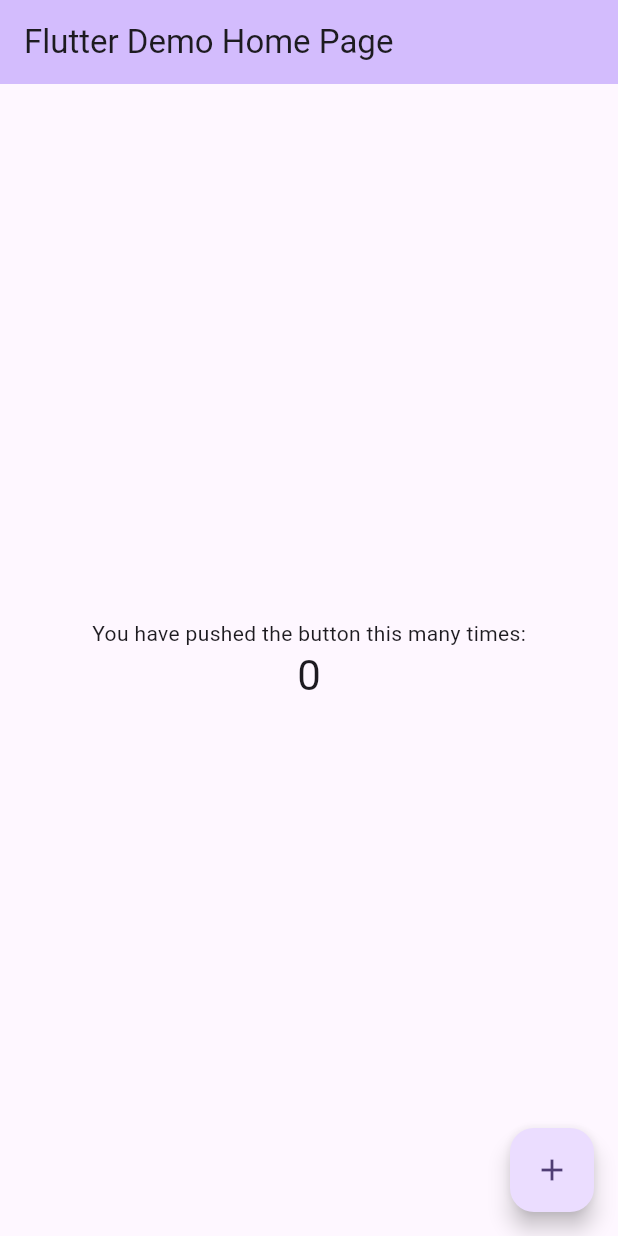
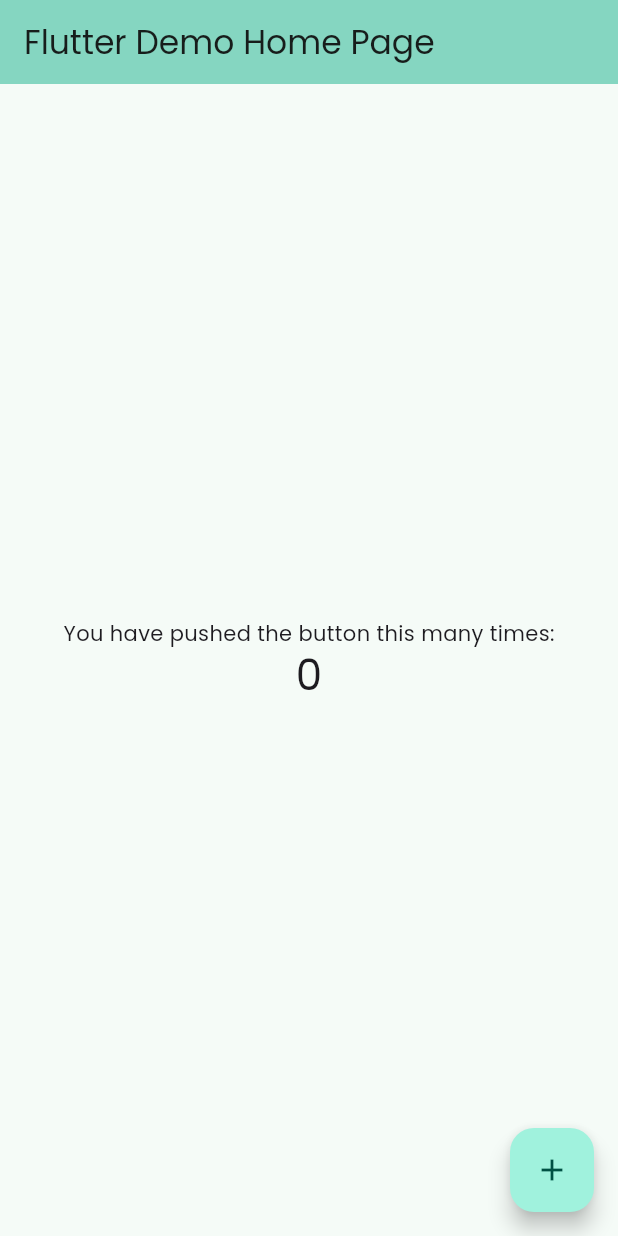
Before and after one commit to NaimurNoyon/ecom_ui, a Flutter app: the screen it shows after launch, on a phone screen of 412 x 824 dp. Run offline on Flutter 3.47's test engine with Material 3 defaults, Android fonts, the phone set to English and light mode, and no system bars; our stand-ins replace google_fonts.

Commit message:
init commit

```diff
--- a/lib/main.dart
+++ b/lib/main.dart
@@ -1,4 +1,6 @@
+import 'package:ecom_ui/utils/colors.dart';
 import 'package:flutter/material.dart';
+import 'package:google_fonts/google_fonts.dart';
 
 void main() {
   runApp(const MyApp());
@@ -11,24 +13,10 @@ class MyApp extends StatelessWidget {
   @override
   Widget build(BuildContext context) {
     return MaterialApp(
-      title: 'Flutter Demo',
+      title: 'Ecommerce UI',
       theme: ThemeData(
-        // This is the theme of your application.
-        //
-        // TRY THIS: Try running your application with "flutter run". You'll see
-        // the application has a purple toolbar. Then, without quitting the app,
-        // try changing the seedColor in the colorScheme below to Colors.green
-        // and then invoke "hot reload" (save your changes or press the "hot
-        // reload" button in a Flutter-supported IDE, or press "r" if you used
-        // the command line to start the app).
-        //
-        // Notice that the counter didn't reset back to zero; the application
-        // state is not lost during the reload. To reset the state, use hot
-        // restart instead.
-        //
-        // This works for code too, not just values: Most code changes can be
-        // tested with just a hot reload.
-        colorScheme: ColorScheme.fromSeed(seedColor: Colors.deepPurple),
+        textTheme: GoogleFonts.poppinsTextTheme(Theme.of(context).textTheme),
+        colorScheme: ColorScheme.fromSeed(seedColor: AppColor.colorPrimary),
         useMaterial3: true,
       ),
       home: const MyHomePage(title: 'Flutter Demo Home Page'),
--- /dev/null
+++ b/lib/utils/colors.dart
@@ -0,0 +1,103 @@
+import 'package:flutter/material.dart';
+
+class AppColor{
+
+  //  ----Primary App Colors ----  //
+  static const colorPrimary = Color(0xff1D937E);
+
+  static const colorPrimaryShade50 = Color(0xffEFF7FF);
+  static const colorPrimaryShade100 = Color(0xffDAEDFF);
+  static const colorPrimaryShade200 = Color(0xffBEE0FF);
+  static const colorPrimaryShade300 = Color(0xff91CDFF);
+
+  static const colorPrimaryShade500 = Color(0xff3790FA);
+  static const colorPrimaryShade600 = Color(0xff2170EF);
+  static const colorPrimaryShade700 = Color(0xff195BDC);
+  static const colorPrimaryShade900 = Color(0xff1C418C);
+
+  //  ----Secondary App Colors ----  //
+  static const colorSecondary = Color(0xffFF7395);
+
+  static const colorSecondaryShade50 = Color(0xffFFF1F3);
+  static const colorSecondaryShade100 = Color(0xffFFE3E8);
+  static const colorSecondaryShade200 = Color(0xffFFCCD7);
+  static const colorSecondaryShade300 = Color(0xffFFA1B6);
+
+  static const colorSecondaryShade500 = Color(0xffF93A6E);
+  static const colorSecondaryShade600 = Color(0xffE71759);
+  static const colorSecondaryShade700 = Color(0xffC30D4B);
+  static const colorSecondaryShade900 = Color(0xff8B1042);
+
+  //  ---- Text Colors ----  //
+  static const colorBlackHighEmp = Color(0xff303C58);
+  static const colorBlackMidEmp = Color(0xff45526E);
+  static const colorBlackLowEmp = Color(0xff707D9B);
+
+  static const colorWhiteHighEmp = Color(0xffFFFFFF);
+  static const colorWhiteMidEmp = Color(0xffF5F5F5);
+  static const colorWhiteLowEmp = Color(0xffEEEEEE);
+
+  static const colorOtherText = Color(0xff969696);
+
+
+  //  ---- Natural Colors ----  //
+  static const colorBlack = Color(0xff181A20);
+
+  static const colorBlackShade50 = Color(0xffFAFAFA);
+  static const colorBlackShade100 = Color(0xffF5F5F5);
+  static const colorBlackShade200 = Color(0xffEEEEEE);
+  static const colorBlackShade300 = Color(0xffE0E0E0);
+  static const colorBlackShade400 = Color(0xffBDBDBD);
+  static const colorBlackShade500 = Color(0xff9E9E9E);
+  static const colorBlackShade600 = Color(0xff757575);
+  static const colorBlackShade700 = Color(0xff616161);
+  static const colorBlackShade800 = Color(0xff424242);
+  static const colorBlackShade900 = Color(0xff181A20);
+
+  //  ----Status Colors ----  //
+  static const colorSuccess = Color(0xff2CC672);
+  static const colorError = Color(0xffFF6B6B);
+  static const colorWarning = Color(0xffFF9F43);
+  static const colorInfo = Color(0xff54A0FF);
+  static const colorAlert = Color(0xffFECA57);
+
+  //  ----Others Colors ----  //
+  static const colorOther1 = Color(0xffFF8155);
+  static const colorOther2 = Color(0xff927AFF);
+  static const colorOther3 = Color(0xff7FC767);
+  static const colorOther4 = Color(0xffFDBF77);
+  static const colorOther5 = Color(0xffECF9E0);
+  static const colorOther6 = Color(0xffF6F4FF);
+  static const colorOther7 = Color(0xffFFECE7);
+  static const colorOther8 = Color(0xffE8E8E8);
+
+  static const colorOther9 = Color(0xffEEEEEE);
+
+  static const colorOtherCard = Color(0xffFFE3E3);
+  static const colorOtherCard2 = Color(0xffEFF7FF);
+  static const colorOtherCard3 = Color(0xffFFF4F1);
+  static const colorBottomSheetCard = Color(0xffFFF4F1);
+
+  // ----Drawing Board Others Colors ---- //
+  static const colorDrawingBoard4 = Color(0xffEA9240);
+
+  //  ---- Gradient Colors ----  //
+  //  ---- Logo Text Gradient Colors ----  //
+  static const colorLogoText1 = Color(0xff52ABFD);
+  static const colorLogoText2 = Color(0xff6699FE);
+
+  //  ---- Button Gradient Colors ----  //
+  static const colorButtonG1 = Color(0xff52ABFD);
+  static const colorButtonG2 = Color(0xff6699FE);
+
+  //  ---- On Boarding Gradient Colors ----  //
+  static const colorOnBoarding1 = Color(0xff4FAAFD);
+  static const colorOnBoarding2 = Color(0xff9DD0FF);
+
+  //  ---- On Boarding Text Colors ----  //
+  static const colorOnBoardingText1 = Color(0xffFF7395);
+  static const colorOnBoardingText2 = Color(0xff8BC986);
+  static const colorOnBoardingText3 = Color(0xffFFC200);
+
+
+}
--- /dev/null
+++ b/lib/widgets/responsive.dart
@@ -0,0 +1,33 @@
+import 'package:flutter/material.dart';
+
+class Responsive extends StatelessWidget {
+  final Widget mobile;
+  final Widget? tablet;
+
+  const Responsive({
+    super.key,
+    required this.mobile,
+    this.tablet,
+  });
+
+  // This isMobile, isTablet, isDesktop help us later
+  static bool isMobile(BuildContext context) =>
+      MediaQuery.of(context).size.width < 850;
+
+  static bool isTablet(BuildContext context) =>
+      MediaQuery.of(context).size.width < 1100 &&
+          MediaQuery.of(context).size.width >= 850;
+
+  @override
+  Widget build(BuildContext context) {
+    final Size size = MediaQuery.of(context).size;
+    // If width it less then 1100 and more then 850 we consider it as tablet
+    if (size.width >= 850 && tablet != null) {
+      return tablet!;
+    }
+    // Or less then that we called it mobile
+    else {
+      return mobile;
+    }
+  }
+}
--- a/pubspec.yaml
+++ b/pubspec.yaml
@@ -35,6 +35,7 @@ dependencies:
   # The following adds the Cupertino Icons font to your application.
   # Use with the CupertinoIcons class for iOS style icons.
   cupertino_icons: ^1.0.6
+  google_fonts: ^4.0.4
 
 dev_dependencies:
   flutter_test:
```
Also changed, not shown: lib/utils/assets.dart (added), lib/utils/strings.dart (added), pubspec.lock.
